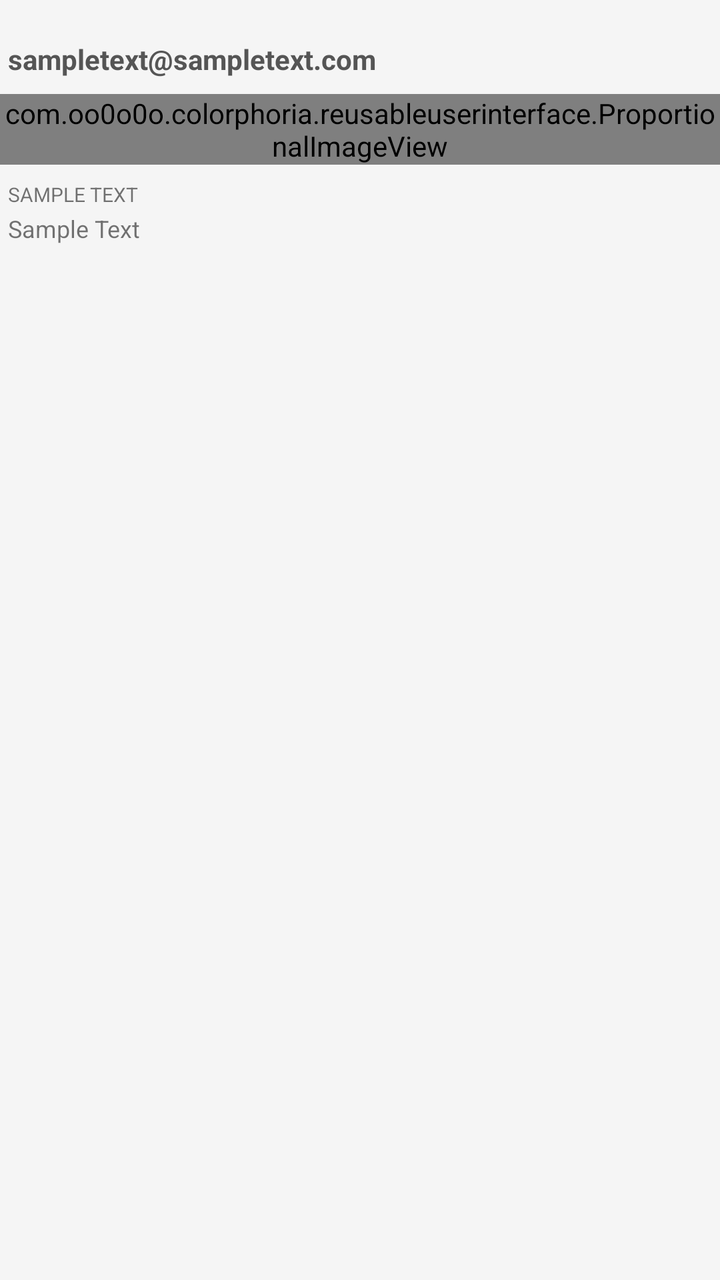
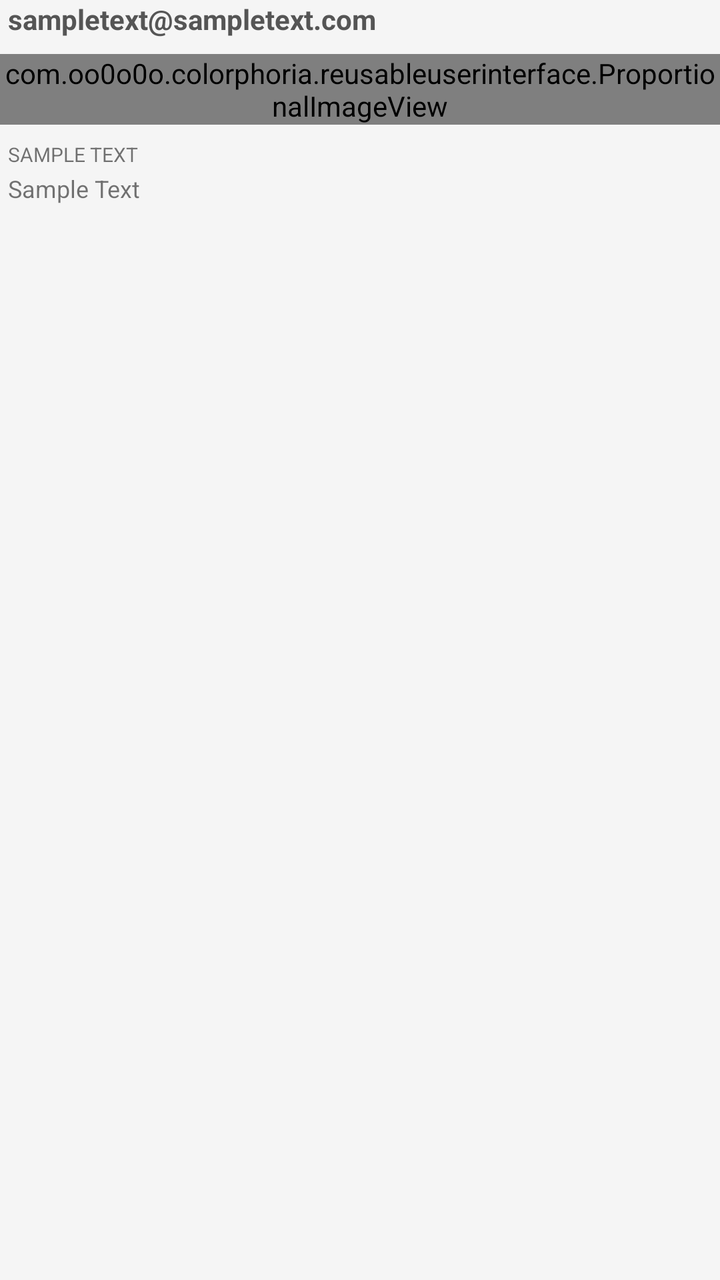

An Android layout rendered at two revisions. The XML below is the earlier revision; the diff shows what the commit changed to produce the second picture.
<!-- AndroidManifest.xml: application theme AppTheme -->
<!-- res/layout/image_row.xml -->
<?xml version="1.0" encoding="utf-8"?>
<LinearLayout xmlns:android="http://schemas.android.com/apk/res/android"
    android:layout_width="match_parent"
    android:layout_height="match_parent"
    android:orientation="vertical"
    >

    <TextView
        android:id="@+id/title_text_view"
        android:layout_width="match_parent"
        android:layout_height="wrap_content"
        android:layout_marginStart="@dimen/small_margin"
        android:layout_marginTop="@dimen/activity_vertical_margin"
        android:layout_marginBottom="@dimen/smallish_margin"
        android:text="sampletext@sampletext.com"
        android:textColor="#555555"
        android:textSize="14sp"
        android:textStyle="bold" />
    <RelativeLayout
        android:layout_width="wrap_content"
        android:layout_height="wrap_content">
        <com.oo0o0o.colorphoria.reusableuserinterface.ProportionalImageView
            android:layout_width="match_parent"
            android:layout_height="wrap_content"
            android:layout_alignParentTop="true"
            android:layout_centerHorizontal="true"
            android:adjustViewBounds="true"
            android:src="@drawable/img_test_pic_10x10px"
            android:id="@+id/imageview"/>
        <ProgressBar
            style="?android:attr/progressBarStyleLarge"
            android:layout_width="wrap_content"
            android:layout_height="wrap_content"
            android:id="@+id/image_row_progress_bar"
            android:layout_centerInParent="true"
            android:indeterminate="true"
            android:visibility="gone"/>
    </RelativeLayout>
    <TextView
        android:id="@+id/date_text_view"
        android:layout_width="match_parent"
        android:layout_height="wrap_content"
        android:text="Sample Text"
        android:textSize="10sp"
        android:textAllCaps="true"
        android:layout_marginStart="@dimen/small_margin"
        android:layout_marginTop="@dimen/smallish_margin"
        android:layout_marginBottom="@dimen/smallest_margin"/>
    <TextView
        android:id="@+id/comment_text_view"
        android:layout_width="match_parent"
        android:layout_height="wrap_content"
        android:text="Sample Text"
        android:textSize="12sp"
        android:layout_marginStart="@dimen/small_margin"
        android:layout_marginBottom="@dimen/activity_vertical_margin"/>
</LinearLayout>
<!-- resources referenced by this layout -->
<resources>
  <dimen name="activity_vertical_margin">20dp</dimen>
  <dimen name="small_margin">4dp</dimen>
  <dimen name="smallest_margin">2dp</dimen>
  <dimen name="smallish_margin">8dp</dimen>
  <!-- drawable img_test_pic_10x10px: jpg bitmap (drawable, 864 bytes) -->
  <style name="AppTheme" parent="BaseTheme">
      </style>
  <style name="BaseTheme" parent="Theme.AppCompat.Light">
          <item name="colorPrimary">@color/colorPrimary</item>
          <item name="colorPrimaryDark">@color/colorPrimaryDark</item> 
          <item name="colorAccent">@color/colorAccent</item> 
  
          <item name="android:colorBackground">@color/colorBackground</item> 
          <item name="android:windowBackground">@color/colorBackground</item> 
          <item name="android:itemBackground">@color/colorPrimary</item> 
          <item name="android:colorForeground">@color/colorForeground</item>
  
          <item name="android:textColorPrimary">@color/colorSecondary</item> 
          
          <item name="android:textColorSecondary">@color/colorSecondary</item> 
          
          
          
          
          
          
          
          <item name="android:textColorHighlight">@color/colorPrimary</item>
          <item name="android:textColorLink">@color/colorSecondary</item>
  
          <item name="android:actionOverflowButtonStyle">@style/Overflow</item>
  
          <item name="editTextStyle">@style/EditText</item>
      </style>
  <color name="colorPrimary">#ffffffff</color>
  <color name="colorPrimaryDark">#ffc7c7c7</color>
  <color name="colorAccent">#ffb4ffff</color>
  <color name="colorBackground">#fff5f5f5</color>
  <color name="colorForeground">@color/colorPrimary</color>
  <color name="colorSecondary">#ff4DD0E1</color>
  <style name="Overflow" parent="@style/Widget.AppCompat.Light.ActionButton.Overflow">
          <item name="android:src">@drawable/ic_more_vert_24dp</item>
      </style>
  <style name="EditText" parent="@style/Widget.AppCompat.EditText">
          <item name="android:textColor">@color/colorEditText</item>
      </style>
  <!-- drawable ic_more_vert_24dp (drawable) -->
  <vector xmlns:android="http://schemas.android.com/apk/res/android"
          android:width="24dp"
          android:height="24dp"
          android:viewportWidth="24.0"
          android:viewportHeight="24.0">
      <path
          android:fillColor="#ffc7c7c7"
          android:pathData="M12,8c1.1,0 2,-0.9 2,-2s-0.9,-2 -2,-2 -2,0.9 -2,2 0.9,2 2,2zM12,10c-1.1,0 -2,0.9 -2,2s0.9,2 2,2 2,-0.9 2,-2 -0.9,-2 -2,-2zM12,16c-1.1,0 -2,0.9 -2,2s0.9,2 2,2 2,-0.9 2,-2 -0.9,-2 -2,-2z"/>
  </vector>
  <color name="colorEditText">#8a000000</color>
</resources>

<!-- the commit's change to res/layout/image_row.xml (unified diff, before → after) -->
@@ -10,7 +10,6 @@
         android:layout_width="match_parent"
         android:layout_height="wrap_content"
         android:layout_marginStart="@dimen/small_margin"
-        android:layout_marginTop="@dimen/activity_vertical_margin"
         android:layout_marginBottom="@dimen/smallish_margin"
         android:text="sampletext@sampletext.com"
         android:textColor="#555555"
